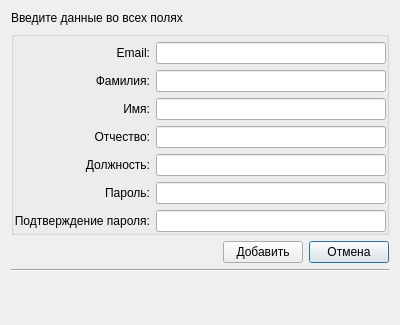
Qt form ui/add_new_user_dialog.ui (DvaMishkiLapa/StaffMI_client) before a commit.
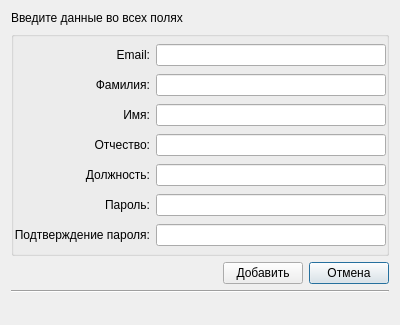
The same form after that commit. Icons and pictures are not drawn.

What changed in the file:
```diff
--- a/ui/add_new_user_dialog.ui
+++ b/ui/add_new_user_dialog.ui
@@ -41,6 +41,18 @@
   <layout class="QGridLayout" name="gridLayout">
    <item row="4" column="0" colspan="3">
     <widget class="QLabel" name="label_error">
+     <property name="minimumSize">
+      <size>
+       <width>0</width>
+       <height>0</height>
+      </size>
+     </property>
+     <property name="maximumSize">
+      <size>
+       <width>16777215</width>
+       <height>15</height>
+      </size>
+     </property>
      <property name="styleSheet">
       <string notr="true">font: 11pt &quot;Times New Roman&quot;;
 color: rgb(255, 0, 0);
```
